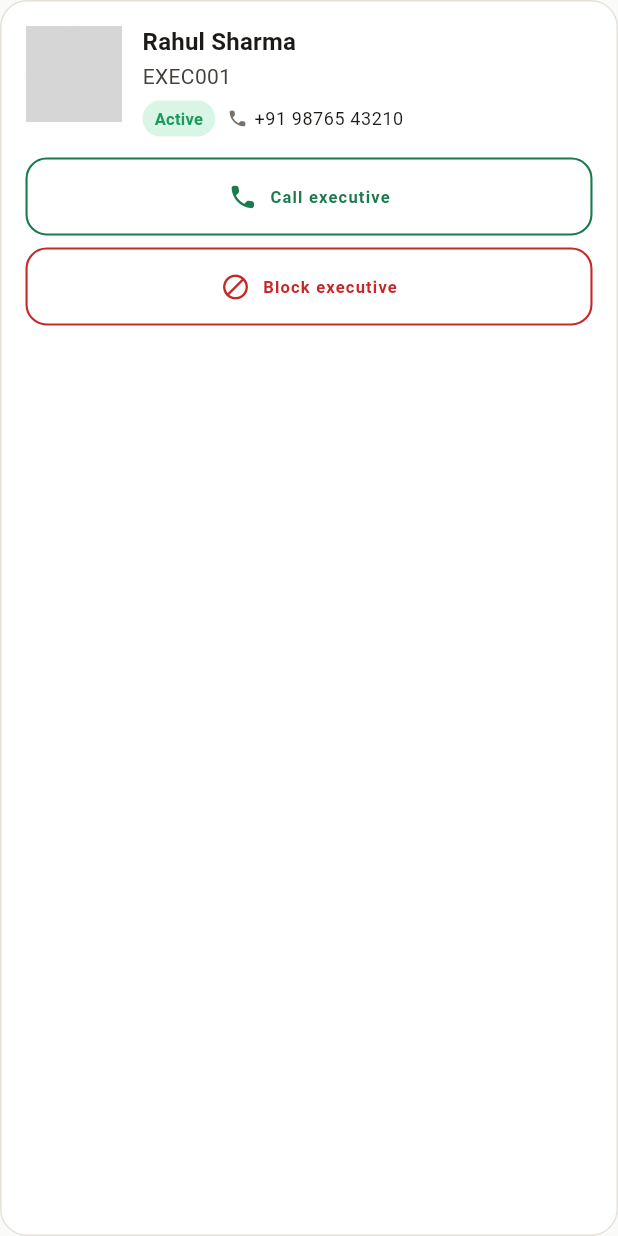
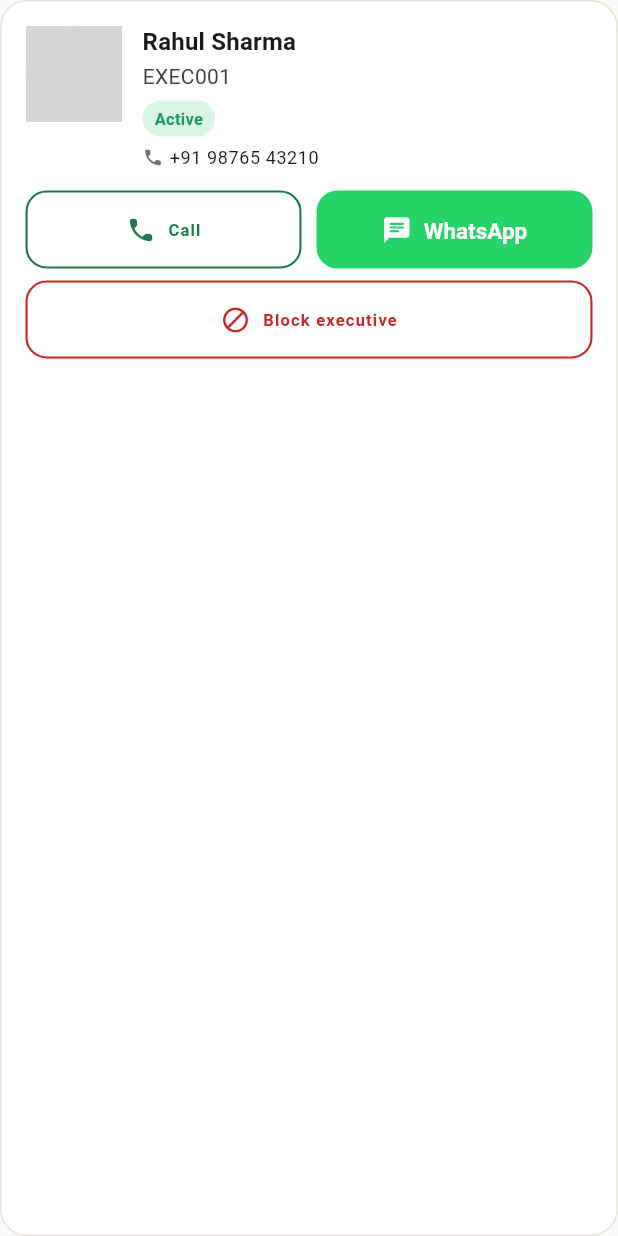
Before and after one commit to Charanreddy2408/shinegold, a Flutter app: the _ProfileHeader widget shown alone on an empty page, opened directly with sample values from the repository, on a phone screen of 412 x 824 dp. Run offline on Flutter 3.47's test engine with Material 3 defaults, Android fonts, the phone set to English and light mode, and no system bars; our stand-ins replace audioplayers, cached_network_image, connectivity_plus, dio, flutter_animate, flutter_local_notifications and 14 more; missing offline and left inert: record; accounts and stored records are empty; network calls fail; grey boxes are pictures that could not be loaded.

Commit message:
Modified the admin ui design

```diff
--- a/lib/features/super_admin/executives/admin_executive_profile_screen.dart
+++ b/lib/features/super_admin/executives/admin_executive_profile_screen.dart
@@ -397,10 +397,10 @@ class _ProfileHeader extends StatelessWidget {
                           ),
                     ),
                     const SizedBox(height: 6),
+                    StatusChip(status: executive.status),
+                    const SizedBox(height: 6),
                     Row(
                       children: [
-                        StatusChip(status: executive.status),
-                        const SizedBox(width: 8),
                         const Icon(
                           Icons.phone_rounded,
                           size: 14,
@@ -423,16 +423,45 @@ class _ProfileHeader extends StatelessWidget {
           ),
           if (executive.mobile.trim().isNotEmpty) ...[
             const SizedBox(height: 14),
-            OutlinedButton.icon(
-              onPressed: () =>
-                  ContactLauncher.callOrSnack(context, executive.mobile),
-              icon: const Icon(Icons.call_rounded, size: 20),
-              label: const Text('Call executive'),
-              style: OutlinedButton.styleFrom(
-                foregroundColor: const Color(0xFF1B7A4E),
-                side: const BorderSide(color: Color(0xFF1B7A4E), width: 1.4),
-                padding: const EdgeInsets.symmetric(vertical: 12),
-              ),
+            Row(
+              children: [
+                Expanded(
+                  child: OutlinedButton.icon(
+                    onPressed: () => ContactLauncher.callOrSnack(
+                      context,
+                      executive.mobile,
+                    ),
+                    icon: const Icon(Icons.call_rounded, size: 20),
+                    label: const Text('Call'),
+                    style: OutlinedButton.styleFrom(
+                      foregroundColor: const Color(0xFF1B7A4E),
+                      side: const BorderSide(
+                        color: Color(0xFF1B7A4E),
+                        width: 1.4,
+                      ),
+                      padding: const EdgeInsets.symmetric(vertical: 12),
+                    ),
+                  ),
+                ),
+                const SizedBox(width: 10),
+                Expanded(
+                  child: FilledButton.icon(
+                    onPressed: () => ContactLauncher.whatsappOrSnack(
+                      context,
+                      executive.mobile,
+                      message:
+                          'Hello ${executive.name.split(' ').first}, this is Shine Gold.',
+                    ),
+                    icon: const Icon(Icons.chat_rounded, size: 20),
+                    label: const Text('WhatsApp'),
+                    style: FilledButton.styleFrom(
+                      backgroundColor: const Color(0xFF25D366),
+                      foregroundColor: Colors.white,
+                      padding: const EdgeInsets.symmetric(vertical: 12),
+                    ),
+                  ),
+                ),
+              ],
             ),
           ],
           const SizedBox(height: 8),
```
Also changed, not shown: lib/shared/widgets/admin_ui.dart (+14 -15 lines).
